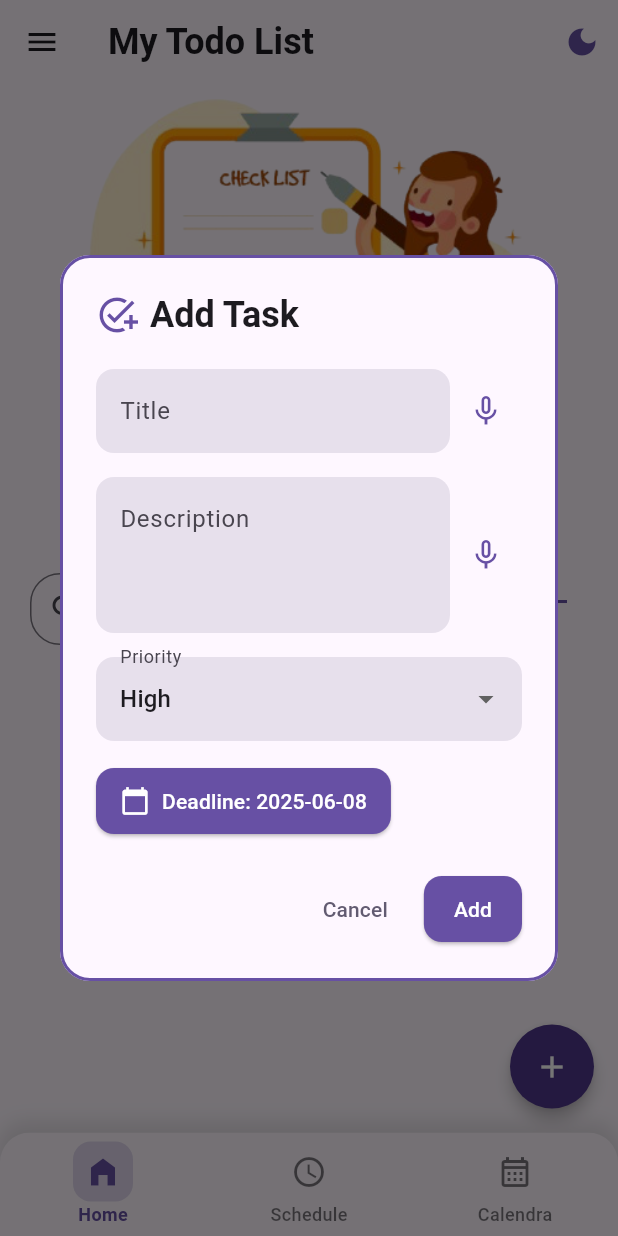
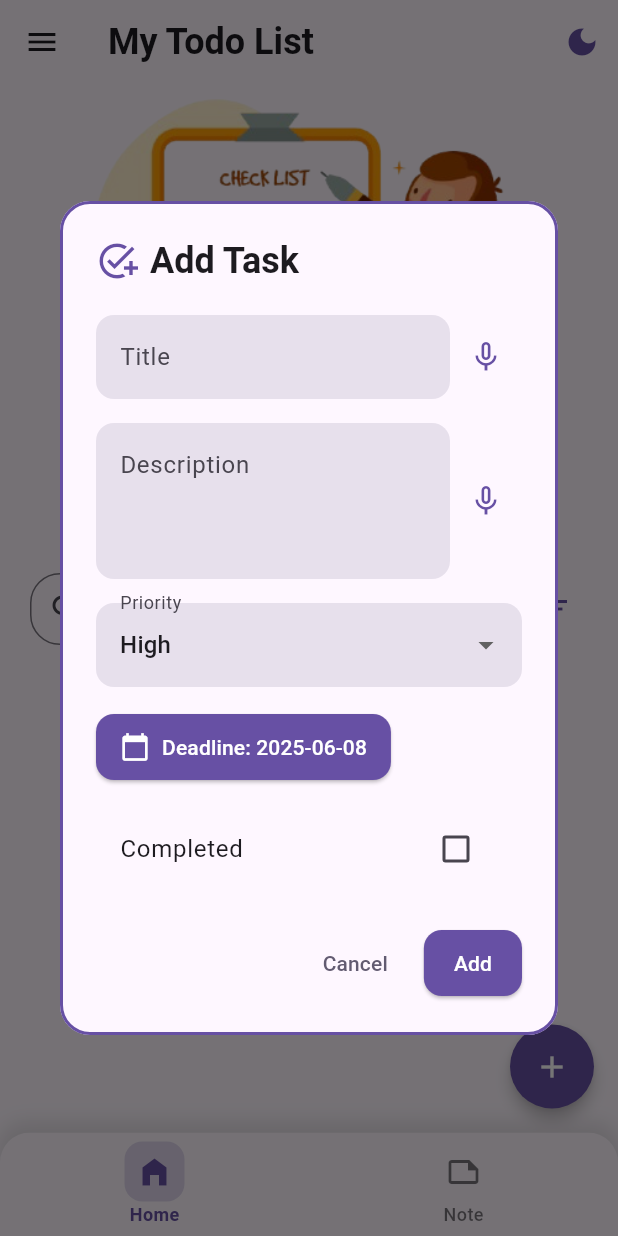
Before and after one commit to priyankarouniyarr/dindisistri, a Flutter app: the screen it shows after launch, after a tap on "Let's Go", after a tap on the "add" icon, on a phone screen of 412 x 824 dp. Run offline on Flutter 3.47's test engine with Material 3 defaults, Android fonts, the phone set to English and light mode, and no system bars; our stand-ins replace google_fonts, shared_preferences, speech_to_text.

Commit message:
uploading code

```diff
--- a/lib/main.dart
+++ b/lib/main.dart
@@ -3,6 +3,7 @@ import 'package:flutter/material.dart';
 import 'providers/theme_provider.dart';
 import 'package:provider/provider.dart';
 import 'package:student_task_tracker/splash_screen.dart';
+import 'package:student_task_tracker/providers/noteprovider.dart';
 import 'package:student_task_tracker/providers/language_font_provider.dart';
 
 void main() {
@@ -12,6 +13,7 @@ void main() {
         ChangeNotifierProvider(create: (_) => TaskProvider()),
         ChangeNotifierProvider(create: (_) => ThemeProvider()),
         ChangeNotifierProvider(create: (_) => LanguageFontProvider()),
+        ChangeNotifierProvider(create: (_) => NoteProvider()),
       ],
       child: const MyApp(),
     ),
@@ -27,8 +29,8 @@ class MyApp extends StatelessWidget {
     return MaterialApp(
       debugShowCheckedModeBanner: false,
       title: ' Daily Task Manager',
-      themeMode: themeProvider.currentTheme, // Set theme mode based on provider
-      theme: ThemeData.light(), // Light theme
+      themeMode: themeProvider.currentTheme,
+      theme: ThemeData.light(),
       darkTheme: ThemeData.dark(),
       home: SplashScreen(),
     );
--- /dev/null
+++ b/lib/models/foldermodels.dart
@@ -0,0 +1,6 @@
+class Folder {
+  final String id;
+  final String name;
+
+  Folder({required this.id, required this.name});
+}
--- /dev/null
+++ b/lib/models/note.dart
@@ -0,0 +1,9 @@
+class Note {
+  String content;
+  bool isVisible;
+
+  Note({
+    required this.content,
+    this.isVisible = true, // default to hidden
+  });
+}
--- a/lib/models/tasks.dart
+++ b/lib/models/tasks.dart
@@ -2,23 +2,23 @@ class Task {
   final String title;
   final String description;
   final int priority;
-  //final bool completed; // Add this line
+  final bool completed;
   final DateTime deadline;
 
   Task({
     required this.title,
     required this.description,
     required this.priority,
-    // required this.completed, // Add this line
+    required this.completed,
     required this.deadline,
   });
 
   factory Task.fromJson(Map<String, dynamic> json) {
     return Task(
       title: json['title'],
+      description: json['description'],
       priority: json['priority'],
-      description: json['description'],
-      //  completed: json['completed'] ?? false, // Add this line
+      completed: json['completed'] ?? false,
       deadline: DateTime.parse(json['deadline']),
     );
   }
@@ -27,7 +27,7 @@ class Task {
     'title': title,
     'description': description,
     'priority': priority,
-    //'completed': completed, // Add this line
+    'completed': completed,
     'deadline': deadline.toIso8601String(),
   };
 }
--- a/lib/providers/task_provider.dart
+++ b/lib/providers/task_provider.dart
@@ -3,23 +3,27 @@ import 'package:flutter/material.dart';
 import 'package:student_task_tracker/models/tasks.dart';
 import 'package:shared_preferences/shared_preferences.dart';
 
+enum TaskFilter { all, completed, pending }
+
 class TaskProvider extends ChangeNotifier {
   List<Task> _tasks = [];
   List<Task> _filteredTasks = [];
+  TaskFilter _currentFilter = TaskFilter.all;
+  String _searchQuery = '';
 
   List<Task> get tasks =>
-      _filteredTasks.isNotEmpty || _searchQuery.isNotEmpty
+      _filteredTasks.isNotEmpty ||
+              _searchQuery.isNotEmpty ||
+              _currentFilter != TaskFilter.all
           ? _filteredTasks
           : _tasks;
-
-  String _searchQuery = ''; // Track current search query
 
   Future<void> loadTasks() async {
     final prefs = await SharedPreferences.getInstance();
     final data = prefs.getStringList('tasks') ?? [];
     try {
       _tasks = data.map((e) => Task.fromJson(json.decode(e))).toList();
-      _filteredTasks = List.from(_tasks); // Initialize with all tasks
+      _applyFilterAndSearch();
     } catch (e) {
       print("Error loading tasks: $e");
       _tasks = [];
@@ -35,8 +39,8 @@ class TaskProvider extends ChangeNotifier {
   }
 
   void addTask(Task task) {
-    _tasks.add(task);
-    searchTasks(_searchQuery); // Reapply search filter after adding
+    tasks.add(task);
+    _applyFilterAndSearch();
     saveTasks();
     notifyListeners();
   }
@@ -44,7 +48,31 @@ class TaskProvider extends ChangeNotifier {
   void deleteTask(int index) {
     if (index >= 0 && index < _tasks.length) {
       _tasks.removeAt(index);
-      searchTasks(_searchQuery); // Reapply search filter after deletion
+      _applyFilterAndSearch();
+      saveTasks();
+      notifyListeners();
+    }
+  }
+
+  void updateTask(Task updatedTask, int index) {
+    if (index >= 0 && index < _tasks.length) {
+      _tasks[index] = updatedTask;
+      _applyFilterAndSearch();
+      saveTasks();
+      notifyListeners();
+    }
+  }
+
+  void toggleCompleteTask(int index) {
+    if (index >= 0 && index < _tasks.length) {
+      _tasks[index] = Task(
+        title: _tasks[index].title,
+        description: _tasks[index].description,
+        priority: _tasks[index].priority,
+        completed: !_tasks[index].completed,
+        deadline: _tasks[index].deadline,
+      );
+      _applyFilterAndSearch();
       saveTasks();
       notifyListeners();
     }
@@ -60,7 +88,7 @@ class TaskProvider extends ChangeNotifier {
         }
       }
     }
-    searchTasks(_searchQuery); // Reapply search filter after sorting
+    _applyFilterAndSearch();
     notifyListeners();
   }
 
@@ -74,36 +102,50 @@ class TaskProvider extends ChangeNotifier {
         }
       }
     }
-    searchTasks(_searchQuery); // Reapply search filter after sorting
+    _applyFilterAndSearch();
     notifyListeners();
   }
 
-  void updateTask(Task updatedTask, int index) {
-    if (index >= 0 && index < _tasks.length) {
-      _tasks[index] = updatedTask;
-      searchTasks(_searchQuery); // Reapply search filter after update
-      saveTasks();
-      notifyListeners();
-    }
+  void filterTasks(TaskFilter filter) {
+    _currentFilter = filter;
+    _applyFilterAndSearch();
+    notifyListeners();
   }
 
   void searchTasks(String query) {
     _searchQuery = query;
-    if (query.isEmpty) {
-      _filteredTasks = List.from(_tasks); // Show all tasks if query is empty
-    } else {
-      _filteredTasks =
-          _tasks
-              .asMap()
-              .entries
+    _applyFilterAndSearch();
+    notifyListeners();
+  }
+
+  void _applyFilterAndSearch() {
+    List<Task> tempTasks = List.from(_tasks);
+
+    // Apply status filter
+    switch (_currentFilter) {
+      case TaskFilter.completed:
+        tempTasks = tempTasks.where((task) => task.completed).toList();
+        break;
+      case TaskFilter.pending:
+        tempTasks = tempTasks.where((task) => !task.completed).toList();
+        break;
+      case TaskFilter.all:
+      default:
+        break;
+    }
+
+    // Apply search filter
+    if (_searchQuery.isNotEmpty) {
+      tempTasks =
+          tempTasks
               .where(
-                (entry) => entry.value.title.toLowerCase().contains(
-                  query.toLowerCase(),
+                (task) => task.title.toLowerCase().contains(
+                  _searchQuery.toLowerCase(),
                 ),
               )
-              .map((entry) => entry.value)
               .toList();
     }
-    notifyListeners();
+
+    _filteredTasks = tempTasks;
   }
 }
--- a/lib/screen/appmain_Screen.dart
+++ b/lib/screen/appmain_Screen.dart
@@ -1,7 +1,7 @@
 import 'package:flutter/material.dart';
 import 'package:student_task_tracker/screen/calebndra.dart';
 import 'package:student_task_tracker/screen/home_screen.dart';
-import 'package:student_task_tracker/screen/taskscheduleScreen.dart';
+import 'package:student_task_tracker/screen/noteappscreen.dart';
 
 class AppMainScreen extends StatefulWidget {
   const AppMainScreen({super.key});
@@ -13,7 +13,7 @@ class AppMainScreen extends StatefulWidget {
 class _AppMainScreenState extends State<AppMainScreen> {
   int _selectedIndex = 0;
 
-  final List<Widget> pages = [HomeScreen(), Taskschedulescreen(), Calebndra()];
+  final List<Widget> pages = [HomeScreen(), NoteAppScreen()];
 
   void _onItemTapped(int index) {
     setState(() {
@@ -93,39 +93,38 @@ class _AppMainScreenState extends State<AppMainScreen> {
                             : Colors.transparent,
                   ),
                   child: Icon(
-                    _selectedIndex == 1
-                        ? Icons.schedule
-                        : Icons.schedule_outlined,
+                    _selectedIndex == 1 ? Icons.note : Icons.note_outlined,
                     size: 24,
                   ),
                 ),
-                label: "Schedule",
+                label: "Note",
               ),
-              BottomNavigationBarItem(
-                icon: Container(
-                  padding: EdgeInsets.all(8),
-                  decoration: BoxDecoration(
-                    borderRadius: BorderRadius.circular(12),
-                    color:
-                        _selectedIndex == 2
-                            ? Theme.of(
-                              context,
-                            ).colorScheme.primary.withOpacity(0.2)
-                            : Colors.transparent,
-                  ),
-                  child: Icon(
-                    _selectedIndex == 2
-                        ? Icons.calendar_month
-                        : Icons.calendar_month_outlined,
-                    size: 24,
-                  ),
-                ),
-                label: "Calendra",
-              ),
+              //BottomNavigationBarItem(
+              //       icon: Container(
+              //         padding: EdgeInsets.all(8),
+              //         decoration: BoxDecoration(
+              //           borderRadius: BorderRadius.circular(12),
+              //           color:
+              //               _selectedIndex == 2
+              //                   ? Theme.of(
+              //                     context,
+              //                   ).colorScheme.primary.withOpacity(0.2)
+              //                   : Colors.transparent,
+              //         ),
+              //         child: Icon(
+              //           _selectedIndex == 2
+              //               ? Icons.calendar_month
+              //               : Icons.calendar_month_outlined,
+              //           size: 24,
+              //         ),
+              //       ),
+              //       label: "Calendra",
+              //     ),
             ],
           ),
         ),
       ),
+
       body: pages[_selectedIndex],
     );
   }
--- a/lib/screen/home_screen.dart
+++ b/lib/screen/home_screen.dart
@@ -70,6 +70,7 @@ class _HomeScreenState extends State<HomeScreen> {
     final descCtrl = TextEditingController(text: task?.description ?? '');
     int selectedPriority = task?.priority ?? 1;
     DateTime selectedDate = task?.deadline ?? DateTime.now();
+    bool isCompleted = task?.completed ?? false;
     final languageProvider = Provider.of<LanguageFontProvider>(
       context,
       listen: false,
@@ -319,6 +320,24 @@ class _HomeScreenState extends State<HomeScreen> {
                               ),
                             ),
                           ),
+                          const SizedBox(height: 16),
+                          CheckboxListTile(
+                            title: Text(
+                              'Completed',
+                              style: TextStyle(
+                                fontFamily:
+                                    googleFontOptions[languageProvider
+                                            .selectedFont]!()
+                                        .fontFamily,
+                              ),
+                            ),
+                            value: isCompleted,
+                            onChanged:
+                                (value) => setState(
+                                  () => isCompleted = value ?? false,
+                                ),
+                            activeColor: Theme.of(context).colorScheme.primary,
+                          ),
                           const SizedBox(height: 24),
                           Row(
                             mainAxisAlignment: MainAxisAlignment.end,
@@ -366,6 +385,7 @@ class _HomeScreenState extends State<HomeScreen> {
                                     title: titleCtrl.text.trim(),
                                     description: descCtrl.text.trim(),
                                     priority: selectedPriority,
+                                    completed: isCompleted,
                                     deadline: selectedDate,
                                   );
 
@@ -472,7 +492,13 @@ class _HomeScreenState extends State<HomeScreen> {
         index,
         (context, animation) => SizeTransition(
           sizeFactor: animation,
-          child: TaskTile(task: removedTask, onDelete: () {}, onEdit: () {}),
+          child: TaskTile(
+            task: removedTask,
+            onDelete: () {},
+            onEdit: () {},
+            onToggleComplete: () {},
+            index: 1,
+          ),
         ),
         duration: const Duration(milliseconds: 300),
       );
@@ -575,10 +601,10 @@ class _HomeScreenState extends State<HomeScreen> {
                       controller: _searchController,
                       decoration: InputDecoration(
                         hintText: 'Search by title...',
-                        prefixIcon: Icon(Icons.search),
-                        contentPadding: EdgeInsets.symmetric(
+                        prefixIcon: const Icon(Icons.search),
+                        contentPadding: const EdgeInsets.symmetric(
                           vertical: 0,
-                          horizontal: 5,
+                          horizontal: 12,
                         ),
                         border: OutlineInputBorder(
                           borderRadius: BorderRadius.circular(20),
@@ -591,7 +617,7 @@ class _HomeScreenState extends State<HomeScreen> {
                       ),
                     ),
                   ),
-                  SizedBox(width: 10),
+                  const SizedBox(width: 10),
                   Categories(context, provider, languageProvider),
                   const SizedBox(width: 10),
                 ],
@@ -606,12 +632,12 @@ class _HomeScreenState extends State<HomeScreen> {
                           children: [
                             const Icon(
                               Icons.task_alt,
-                              size: 80,
+                              size: 80.0,
                               color: Colors.grey,
                             ),
                             const SizedBox(height: 16),
                             Text(
-                              'No tasks yet! Add one to get started.',
+                              'No tasks available! Add one to begin.',
                               style: Theme.of(
                                 context,
                               ).textTheme.bodyLarge?.copyWith(
@@ -631,8 +657,9 @@ class _HomeScreenState extends State<HomeScreen> {
                         padding: const EdgeInsets.all(16),
                         initialItemCount: provider.tasks.length,
                         itemBuilder: (context, index, animation) {
-                          if (index >= provider.tasks.length)
+                          if (index >= provider.tasks.length) {
                             return const SizedBox.shrink();
+                          }
                           final task = provider.tasks[index];
                           return SlideTransition(
                             position: Tween<Offset>(
@@ -671,9 +698,10 @@ class _HomeScreenState extends State<HomeScreen> {
                                       begin: Alignment.topLeft,
                                       end: Alignment.bottomRight,
                                     ),
-                                    borderRadius: BorderRadius.circular(20),
+                                    borderRadius: BorderRadius.circular(16),
                                   ),
                                   child: TaskTile(
+                                    index: index,
                                     task: task,
                                     onDelete: () => _handleDelete(index, task),
                                     onEdit:
@@ -681,6 +709,10 @@ class _HomeScreenState extends State<HomeScreen> {
                                           task: task,
                                           index: index,
                                         ),
+                                    onToggleComplete: () {
+                                      provider.toggleCompleteTask(index);
+                                      _listKey.currentState?.setState(() {});
+                                    },
                                   ),
                                 ),
                               ),
@@ -697,8 +729,8 @@ class _HomeScreenState extends State<HomeScreen> {
         child: FloatingActionButton(
           onPressed: () => showTaskDialog(),
           child: const Icon(Icons.add),
-          backgroundColor: Theme.of(context).colorScheme.onPrimaryContainer,
-          foregroundColor: Theme.of(context).colorScheme.onPrimary,
+          backgroundColor: Theme.of(context).colorScheme.primary,
+          foregroundColor: Colors.white,
           shape: const CircleBorder(),
           elevation: 4,
         ),
--- a/lib/splash_screen.dart
+++ b/lib/splash_screen.dart
@@ -1,7 +1,6 @@
 import 'dart:async';
 import 'package:flutter/material.dart';
 import 'package:student_task_tracker/screen/onboardscreen.dart';
-import 'package:student_task_tracker/screen/appmain_Screen.dart';
 
 class SplashScreen extends StatefulWidget {
   @override
--- a/pubspec.yaml
+++ b/pubspec.yaml
@@ -42,6 +42,7 @@ dependencies:
   flutter_slidable: ^4.0.0
   flutter_spinkit: ^5.2.1
   speech_to_text: ^7.0.0
+  image_picker: ^1.0.7
 
 
 
```
Also changed, not shown: lib/providers/noteprovider.dart (added, +64 -0 lines), lib/screen/categories.dart (+44 -1 lines), lib/screen/noteappscreen.dart (added, +369 -0 lines), lib/widgets/task_tile.dart (+18 -10 lines), assets/images/flat-lay-notebook-with-list-desk.jpg (deleted), pubspec.lock, 9 other files.
